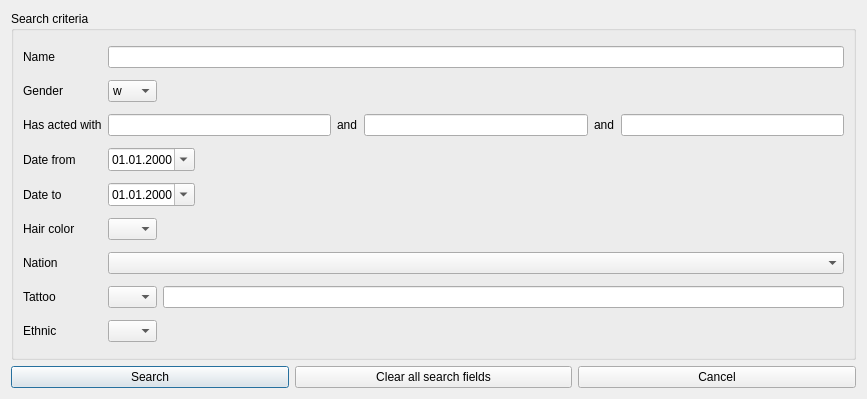
This is pordb_darsteller_suchen.ui in hwmay/pordb3 as Qt 5 draws it before an edit. The edited form follows.
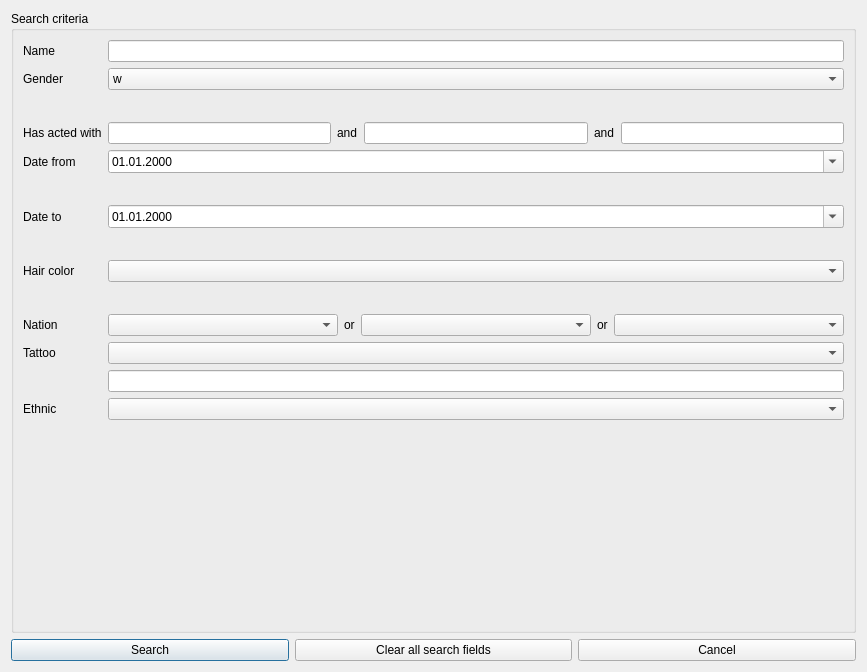
This is the edited form. Icons and pictures are not drawn.

Commit message: New function: in search for actors you now can search for up to 3 different nations

Diff of the .ui file:
```diff
--- a/pordb_darsteller_suchen.ui
+++ b/pordb_darsteller_suchen.ui
@@ -7,7 +7,7 @@
     <x>0</x>
     <y>0</y>
     <width>867</width>
-    <height>399</height>
+    <height>672</height>
    </rect>
   </property>
   <property name="windowTitle">
@@ -25,15 +25,25 @@
        <property name="title">
         <string>Search criteria</string>
        </property>
-       <layout class="QGridLayout" name="gridLayout">
-        <item row="1" column="0">
+       <layout class="QFormLayout" name="formLayout">
+        <item row="0" column="0">
+         <widget class="QLabel" name="label">
+          <property name="text">
+           <string>Name</string>
+          </property>
+         </widget>
+        </item>
+        <item row="0" column="1">
+         <widget class="QLineEdit" name="lineEditDarstellerSuche"/>
+        </item>
+        <item row="3" column="0">
          <widget class="QLabel" name="label_2">
           <property name="text">
            <string>Gender</string>
           </property>
          </widget>
         </item>
-        <item row="1" column="1">
+        <item row="3" column="1">
          <widget class="QComboBox" name="comboBoxDarstellerSucheGeschlecht">
           <item>
            <property name="text">
@@ -55,7 +65,61 @@
           </item>
          </widget>
         </item>
-        <item row="3" column="1" colspan="2">
+        <item row="4" column="1">
+         <spacer>
+          <property name="orientation">
+           <enum>Qt::Horizontal</enum>
+          </property>
+          <property name="sizeHint" stdset="0">
+           <size>
+            <width>661</width>
+            <height>20</height>
+           </size>
+          </property>
+         </spacer>
+        </item>
+        <item row="6" column="0">
+         <widget class="QLabel" name="label_9">
+          <property name="text">
+           <string>Has acted with</string>
+          </property>
+         </widget>
+        </item>
+        <item row="6" column="1">
+         <layout class="QHBoxLayout" name="horizontalLayout">
+          <item>
+           <widget class="QLineEdit" name="lineEditActor1"/>
+          </item>
+          <item>
+           <widget class="QLabel" name="label_10">
+            <property name="text">
+             <string>and</string>
+            </property>
+           </widget>
+          </item>
+          <item>
+           <widget class="QLineEdit" name="lineEditActor2"/>
+          </item>
+          <item>
+           <widget class="QLabel" name="label_11">
+            <property name="text">
+             <string>and</string>
+            </property>
+           </widget>
+          </item>
+          <item>
+           <widget class="QLineEdit" name="lineEditActor3"/>
+          </item>
+         </layout>
+        </item>
+        <item row="9" column="0">
+         <widget class="QLabel" name="label_3">
+          <property name="text">
+           <string>Date from</string>
+          </property>
+         </widget>
+        </item>
+        <item row="9" column="1">
          <widget class="QDateEdit" name="dateEditDarstellerSucheAb">
           <property name="whatsThis">
            <string>Date when the actor has been added to the PorDB database</string>
@@ -75,37 +139,7 @@
           </property>
          </widget>
         </item>
-        <item row="2" column="0">
-         <widget class="QLabel" name="label_9">
-          <property name="text">
-           <string>Has acted with</string>
-          </property>
-         </widget>
-        </item>
-        <item row="1" column="2" colspan="2">
-         <spacer>
-          <property name="orientation">
-           <enum>Qt::Horizontal</enum>
-          </property>
-          <property name="sizeHint" stdset="0">
-           <size>
-            <width>661</width>
-            <height>20</height>
-           </size>
-          </property>
-         </spacer>
-        </item>
-        <item row="3" column="0">
-         <widget class="QLabel" name="label_3">
-          <property name="text">
-           <string>Date from</string>
-          </property>
-         </widget>
-        </item>
-        <item row="6" column="1" colspan="3">
-         <widget class="QComboBox" name="comboBoxDarstellerSucheNation"/>
-        </item>
-        <item row="3" column="3">
+        <item row="11" column="1">
          <spacer>
           <property name="orientation">
            <enum>Qt::Horizontal</enum>
@@ -118,69 +152,34 @@
           </property>
          </spacer>
         </item>
-        <item row="8" column="1">
-         <widget class="QComboBox" name="comboBoxDarstellerSucheEthnic">
-          <item>
-           <property name="text">
-            <string/>
-           </property>
-          </item>
-          <item>
-           <property name="text">
-            <string>w</string>
-           </property>
-           <property name="icon">
-            <iconset>
-             <normaloff>pypordb/white.png</normaloff>pypordb/white.png</iconset>
-           </property>
-          </item>
-          <item>
-           <property name="text">
-            <string>a</string>
-           </property>
-           <property name="icon">
-            <iconset>
-             <normaloff>pypordb/yellow.png</normaloff>pypordb/yellow.png</iconset>
-           </property>
-          </item>
-          <item>
-           <property name="text">
-            <string>s</string>
-           </property>
-           <property name="icon">
-            <iconset>
-             <normaloff>pypordb/black.png</normaloff>pypordb/black.png</iconset>
-           </property>
-          </item>
-          <item>
-           <property name="text">
-            <string>l</string>
-           </property>
-           <property name="icon">
-            <iconset>
-             <normaloff>pypordb/brown.png</normaloff>pypordb/brown.png</iconset>
-           </property>
-          </item>
-         </widget>
-        </item>
-        <item row="0" column="1" colspan="3">
-         <widget class="QLineEdit" name="lineEditDarstellerSuche"/>
-        </item>
-        <item row="5" column="0">
-         <widget class="QLabel" name="label_5">
-          <property name="text">
-           <string>Hair color</string>
-          </property>
-         </widget>
-        </item>
-        <item row="4" column="0">
+        <item row="12" column="0">
          <widget class="QLabel" name="label_4">
           <property name="text">
            <string>Date to</string>
           </property>
          </widget>
         </item>
-        <item row="4" column="3">
+        <item row="12" column="1">
+         <widget class="QDateEdit" name="dateEditDarstellerSucheBis">
+          <property name="whatsThis">
+           <string>Date when the actor has been added to the PorDB database</string>
+          </property>
+          <property name="displayFormat">
+           <string>dd.MM.yyyy</string>
+          </property>
+          <property name="calendarPopup">
+           <bool>true</bool>
+          </property>
+          <property name="date">
+           <date>
+            <year>2000</year>
+            <month>1</month>
+            <day>1</day>
+           </date>
+          </property>
+         </widget>
+        </item>
+        <item row="14" column="1">
          <spacer>
           <property name="orientation">
            <enum>Qt::Horizontal</enum>
@@ -193,76 +192,14 @@
           </property>
          </spacer>
         </item>
-        <item row="7" column="0">
-         <widget class="QLabel" name="label_7">
+        <item row="15" column="0">
+         <widget class="QLabel" name="label_5">
           <property name="text">
-           <string>Tattoo</string>
+           <string>Hair color</string>
           </property>
          </widget>
         </item>
-        <item row="7" column="1">
-         <widget class="QComboBox" name="comboBoxDarstellerSucheTattoo">
-          <item>
-           <property name="text">
-            <string/>
-           </property>
-          </item>
-          <item>
-           <property name="text">
-            <string>yes</string>
-           </property>
-          </item>
-          <item>
-           <property name="text">
-            <string>no</string>
-           </property>
-          </item>
-         </widget>
-        </item>
-        <item row="7" column="2" colspan="2">
-         <widget class="QLineEdit" name="lineEditDarstellerSucheTattoo"/>
-        </item>
-        <item row="5" column="2" colspan="2">
-         <spacer>
-          <property name="orientation">
-           <enum>Qt::Horizontal</enum>
-          </property>
-          <property name="sizeHint" stdset="0">
-           <size>
-            <width>661</width>
-            <height>20</height>
-           </size>
-          </property>
-         </spacer>
-        </item>
-        <item row="8" column="2" colspan="2">
-         <spacer>
-          <property name="orientation">
-           <enum>Qt::Horizontal</enum>
-          </property>
-          <property name="sizeHint" stdset="0">
-           <size>
-            <width>491</width>
-            <height>20</height>
-           </size>
-          </property>
-         </spacer>
-        </item>
-        <item row="8" column="0">
-         <widget class="QLabel" name="label_8">
-          <property name="text">
-           <string>Ethnic</string>
-          </property>
-         </widget>
-        </item>
-        <item row="6" column="0">
-         <widget class="QLabel" name="label_6">
-          <property name="text">
-           <string>Nation</string>
-          </property>
-         </widget>
-        </item>
-        <item row="5" column="1">
+        <item row="15" column="1">
          <widget class="QComboBox" name="comboBoxDarstellerSucheHaar">
           <item>
            <property name="text">
@@ -325,60 +262,168 @@
           </item>
          </widget>
         </item>
-        <item row="0" column="0">
-         <widget class="QLabel" name="label">
+        <item row="16" column="1">
+         <spacer>
+          <property name="orientation">
+           <enum>Qt::Horizontal</enum>
+          </property>
+          <property name="sizeHint" stdset="0">
+           <size>
+            <width>661</width>
+            <height>20</height>
+           </size>
+          </property>
+         </spacer>
+        </item>
+        <item row="18" column="0">
+         <widget class="QLabel" name="label_6">
           <property name="text">
-           <string>Name</string>
+           <string>Nation</string>
           </property>
          </widget>
         </item>
-        <item row="4" column="1" colspan="2">
-         <widget class="QDateEdit" name="dateEditDarstellerSucheBis">
-          <property name="whatsThis">
-           <string>Date when the actor has been added to the PorDB database</string>
-          </property>
-          <property name="displayFormat">
-           <string>dd.MM.yyyy</string>
-          </property>
-          <property name="calendarPopup">
-           <bool>true</bool>
-          </property>
-          <property name="date">
-           <date>
-            <year>2000</year>
-            <month>1</month>
-            <day>1</day>
-           </date>
-          </property>
-         </widget>
-        </item>
-        <item row="2" column="1" colspan="3">
-         <layout class="QHBoxLayout" name="horizontalLayout">
+        <item row="18" column="1">
+         <layout class="QHBoxLayout" name="horizontalLayout_2">
           <item>
-           <widget class="QLineEdit" name="lineEditActor1"/>
+           <widget class="QComboBox" name="comboBoxDarstellerSucheNation1">
+            <property name="sizePolicy">
+             <sizepolicy hsizetype="Expanding" vsizetype="Fixed">
+              <horstretch>0</horstretch>
+              <verstretch>0</verstretch>
+             </sizepolicy>
+            </property>
+           </widget>
           </item>
           <item>
-           <widget class="QLabel" name="label_10">
+           <widget class="QLabel" name="label_12">
             <property name="text">
-             <string>and</string>
+             <string>or</string>
             </property>
            </widget>
           </item>
           <item>
-           <widget class="QLineEdit" name="lineEditActor2"/>
+           <widget class="QComboBox" name="comboBoxDarstellerSucheNation2">
+            <property name="sizePolicy">
+             <sizepolicy hsizetype="Expanding" vsizetype="Fixed">
+              <horstretch>0</horstretch>
+              <verstretch>0</verstretch>
+             </sizepolicy>
+            </property>
+           </widget>
           </item>
           <item>
-           <widget class="QLabel" name="label_11">
+           <widget class="QLabel" name="label_13">
             <property name="text">
-             <string>and</string>
+             <string>or</string>
             </property>
            </widget>
           </item>
           <item>
-           <widget class="QLineEdit" name="lineEditActor3"/>
+           <widget class="QComboBox" name="comboBoxDarstellerSucheNation3">
+            <property name="sizePolicy">
+             <sizepolicy hsizetype="Expanding" vsizetype="Fixed">
+              <horstretch>0</horstretch>
+              <verstretch>0</verstretch>
+             </sizepolicy>
+            </property>
+           </widget>
           </item>
          </layout>
         </item>
+        <item row="21" column="0">
+         <widget class="QLabel" name="label_7">
+          <property name="text">
+           <string>Tattoo</string>
+          </property>
+         </widget>
+        </item>
+        <item row="21" column="1">
+         <widget class="QComboBox" name="comboBoxDarstellerSucheTattoo">
+          <item>
+           <property name="text">
+            <string/>
+           </property>
+          </item>
+          <item>
+           <property name="text">
+            <string>yes</string>
+           </property>
+          </item>
+          <item>
+           <property name="text">
+            <string>no</string>
+           </property>
+          </item>
+         </widget>
+        </item>
+        <item row="22" column="1">
+         <widget class="QLineEdit" name="lineEditDarstellerSucheTattoo"/>
+        </item>
+        <item row="24" column="0">
+         <widget class="QLabel" name="label_8">
+          <property name="text">
+           <string>Ethnic</string>
+          </property>
+         </widget>
+        </item>
+        <item row="24" column="1">
+         <widget class="QComboBox" name="comboBoxDarstellerSucheEthnic">
+          <item>
+           <property name="text">
+            <string/>
+           </property>
+          </item>
+          <item>
+           <property name="text">
+            <string>w</string>
+           </property>
+           <property name="icon">
+            <iconset>
+             <normaloff>pypordb/white.png</normaloff>pypordb/white.png</iconset>
+           </property>
+          </item>
+          <item>
+           <property name="text">
+            <string>a</string>
+           </property>
+           <property name="icon">
+            <iconset>
+             <normaloff>pypordb/yellow.png</normaloff>pypordb/yellow.png</iconset>
+           </property>
+          </item>
+          <item>
+           <property name="text">
+            <string>s</string>
+           </property>
+           <property name="icon">
+            <iconset>
+             <normaloff>pypordb/black.png</normaloff>pypordb/black.png</iconset>
+           </property>
+          </item>
+          <item>
+           <property name="text">
+            <string>l</string>
+           </property>
+           <property name="icon">
+            <iconset>
+             <normaloff>pypordb/brown.png</normaloff>pypordb/brown.png</iconset>
+           </property>
+          </item>
+         </widget>
+        </item>
+        <item row="25" column="1">
+         <spacer>
+          <property name="orientation">
+           <enum>Qt::Horizontal</enum>
+          </property>
+          <property name="sizeHint" stdset="0">
+           <size>
+            <width>491</width>
+            <height>20</height>
+           </size>
+          </property>
+         </spacer>
+        </item>
        </layout>
       </widget>
      </item>
```
Left out of the diff: 2 changed lines with no effect on the pictures. The commit also changes 6 other files.
